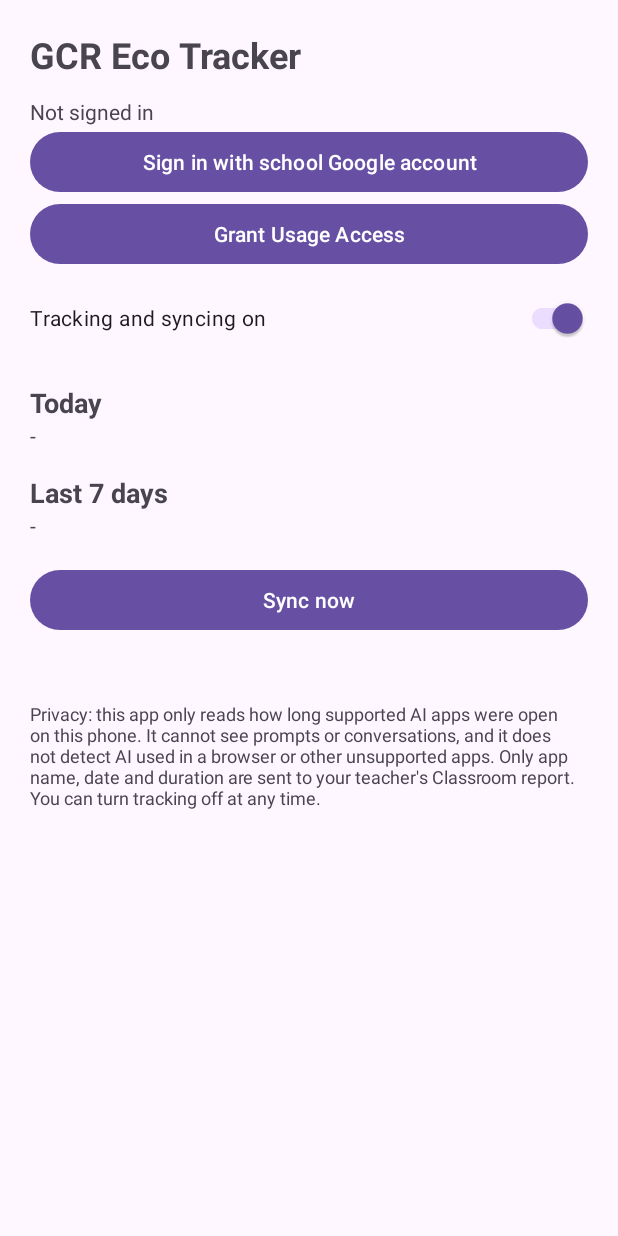
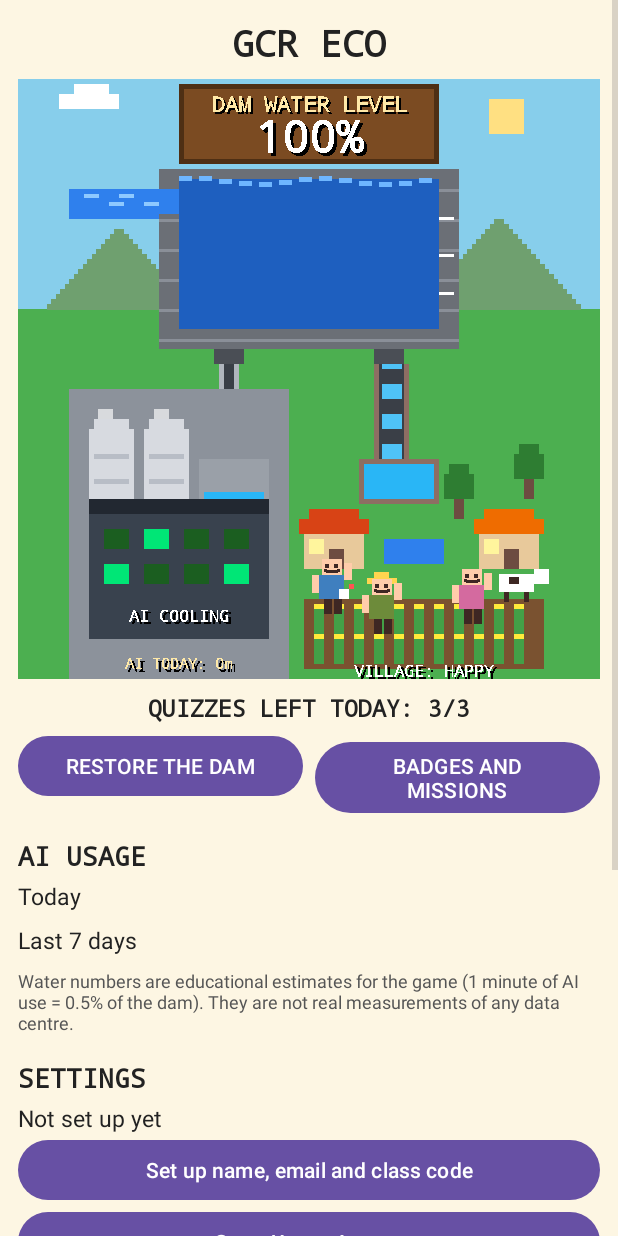
Before and after one commit to b84451146-stack/Gcr, an Android app: the layout activity_main.xml on its own in the app's theme, with its tools: preview values and no code run, on a phone screen of 412 x 824 dp. Run offline under Robolectric (Android 15) with nearby library versions, the phone set to English and light mode, and no system bars.

Commit message:
Add files via upload

```diff
--- a/android/app/src/main/res/layout/activity_main.xml
+++ b/android/app/src/main/res/layout/activity_main.xml
@@ -2,33 +2,126 @@
 <ScrollView xmlns:android="http://schemas.android.com/apk/res/android"
     android:layout_width="match_parent"
     android:layout_height="match_parent"
+    android:background="#FFFDF6E3"
     android:fillViewport="true">
 
     <LinearLayout
         android:layout_width="match_parent"
         android:layout_height="wrap_content"
         android:orientation="vertical"
-        android:padding="20dp">
+        android:padding="12dp">
 
         <TextView
-            android:layout_width="wrap_content"
+            android:layout_width="match_parent"
             android:layout_height="wrap_content"
-            android:text="GCR Eco Tracker"
+            android:fontFamily="monospace"
+            android:gravity="center"
+            android:text="GCR ECO"
+            android:textColor="#FF222222"
             android:textSize="24sp"
+            android:textStyle="bold" />
+
+        <org.gcreco.tracker.GameView
+            android:id="@+id/gameView"
+            android:layout_width="match_parent"
+            android:layout_height="400dp"
+            android:layout_marginTop="8dp" />
+
+        <TextView
+            android:id="@+id/tvQuiz"
+            android:layout_width="match_parent"
+            android:layout_height="wrap_content"
+            android:layout_marginTop="8dp"
+            android:fontFamily="monospace"
+            android:gravity="center"
+            android:text="QUIZZES LEFT TODAY: 3/3"
+            android:textColor="#FF222222"
+            android:textSize="16sp"
+            android:textStyle="bold" />
+
+        <LinearLayout
+            android:layout_width="match_parent"
+            android:layout_height="wrap_content"
+            android:layout_marginTop="4dp"
+            android:orientation="horizontal">
+
+            <Button
+                android:id="@+id/btnQuiz"
+                android:layout_width="0dp"
+                android:layout_height="wrap_content"
+                android:layout_marginEnd="4dp"
+                android:layout_weight="1"
+                android:text="RESTORE THE DAM" />
+
+            <Button
+                android:id="@+id/btnBadges"
+                android:layout_width="0dp"
+                android:layout_height="wrap_content"
+                android:layout_marginStart="4dp"
+                android:layout_weight="1"
+                android:text="BADGES AND MISSIONS" />
+        </LinearLayout>
+
+        <TextView
+            android:layout_width="match_parent"
+            android:layout_height="wrap_content"
+            android:layout_marginTop="16dp"
+            android:fontFamily="monospace"
+            android:text="AI USAGE"
+            android:textColor="#FF222222"
+            android:textSize="18sp"
+            android:textStyle="bold" />
+
+        <TextView
+            android:id="@+id/tvToday"
+            android:layout_width="match_parent"
+            android:layout_height="wrap_content"
+            android:layout_marginTop="4dp"
+            android:text="Today"
+            android:textColor="#FF222222"
+            android:textSize="15sp" />
+
+        <TextView
+            android:id="@+id/tvWeek"
+            android:layout_width="match_parent"
+            android:layout_height="wrap_content"
+            android:layout_marginTop="8dp"
+            android:text="Last 7 days"
+            android:textColor="#FF222222"
+            android:textSize="15sp" />
+
+        <TextView
+            android:layout_width="match_parent"
+            android:layout_height="wrap_content"
+            android:layout_marginTop="8dp"
+            android:text="Water numbers are educational estimates for the game (1 minute of AI use = 0.5% of the dam). They are not real measurements of any data centre."
+            android:textColor="#FF555555"
+            android:textSize="12sp" />
+
+        <TextView
+            android:layout_width="match_parent"
+            android:layout_height="wrap_content"
+            android:layout_marginTop="16dp"
+            android:fontFamily="monospace"
+            android:text="SETTINGS"
+            android:textColor="#FF222222"
+            android:textSize="18sp"
             android:textStyle="bold" />
 
         <TextView
             android:id="@+id/tvStatus"
             android:layout_width="match_parent"
             android:layout_height="wrap_content"
-            android:layout_marginTop="12dp"
-            android:text="Not signed in" />
+            android:layout_marginTop="4dp"
+            android:text="Not set up yet"
+            android:textColor="#FF222222"
+            android:textSize="15sp" />
 
         <Button
             android:id="@+id/btnSignIn"
             android:layout_width="match_parent"
             android:layout_height="wrap_content"
-            android:text="Sign in with school Google account" />
+            android:text="Set up name, email and class code" />
 
         <Button
             android:id="@+id/btnPermission"
@@ -41,55 +134,38 @@
             android:layout_width="match_parent"
             android:layout_height="wrap_content"
             android:layout_marginTop="8dp"
-            android:checked="true"
-            android:text="Tracking and syncing on" />
-
-        <TextView
-            android:layout_width="wrap_content"
-            android:layout_height="wrap_content"
-            android:layout_marginTop="20dp"
-            android:text="Today"
-            android:textSize="18sp"
-            android:textStyle="bold" />
-
-        <TextView
-            android:id="@+id/tvToday"
-            android:layout_width="match_parent"
-            android:layout_height="wrap_content"
-            android:text="-" />
-
-        <TextView
-            android:layout_width="wrap_content"
-            android:layout_height="wrap_content"
-            android:layout_marginTop="16dp"
-            android:text="Last 7 days"
-            android:textSize="18sp"
-            android:textStyle="bold" />
-
-        <TextView
-            android:id="@+id/tvWeek"
-            android:layout_width="match_parent"
-            android:layout_height="wrap_content"
-            android:text="-" />
+            android:text="Tracking and syncing on"
+            android:textColor="#FF222222"
+            android:textSize="15sp" />
 
         <Button
             android:id="@+id/btnSync"
             android:layout_width="match_parent"
             android:layout_height="wrap_content"
-            android:layout_marginTop="16dp"
             android:text="Sync now" />
 
         <TextView
             android:id="@+id/tvSync"
             android:layout_width="match_parent"
             android:layout_height="wrap_content"
-            android:text="" />
+            android:text="Never synced"
+            android:textColor="#FF222222"
+            android:textSize="14sp" />
+
+        <Button
+            android:id="@+id/btnReset"
+            android:layout_width="match_parent"
+            android:layout_height="wrap_content"
+            android:layout_marginTop="8dp"
+            android:text="Reset game" />
 
         <TextView
             android:layout_width="match_parent"
             android:layout_height="wrap_content"
-            android:layout_marginTop="24dp"
-            android:text="Privacy: this app only reads how long supported AI apps were open on this phone. It cannot see prompts or conversations, and it does not detect AI used in a browser or other unsupported apps. Only app name, date and duration are sent to your teacher's Classroom report. You can turn tracking off at any time."
+            android:layout_marginTop="16dp"
+            android:layout_marginBottom="24dp"
+            android:text="Privacy: this app only reads how long supported AI apps (ChatGPT, Claude, Gemini and others in the list) were open on this phone. It cannot see prompts or conversations, and it does not detect AI used in a browser or other unsupported apps. Only your name, email, app name, date and duration are sent to your teacher's sheet. Game progress stays on this phone. You can turn tracking off at any time."
+            android:textColor="#FF555555"
             android:textSize="12sp" />
     </LinearLayout>
 </ScrollView>
```
